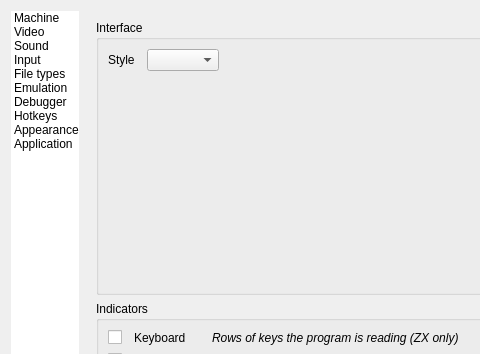
Volutar/xpeccy-plus, file ui/setupwin.ui: the form before one commit; both pictures show x 0 to 480 and y 0 to 354 of the 716 by 909 pixel window.
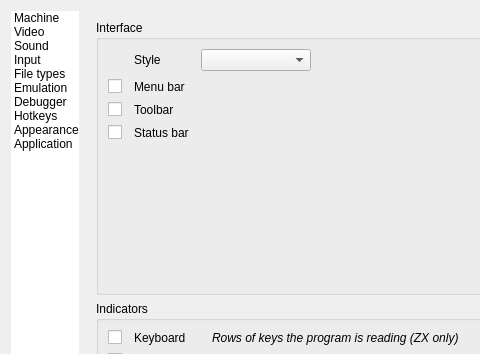
The form after the commit. The open tabs and pages were chosen to show the change. Icons and pictures are not drawn. Custom widgets are drawn as their Qt base class.

Commit message: options: Menu bar, Toolbar and Status bar on Appearance > Interface, the names in a column with the Indicators', Style with the palette; a menu bar taken off there says where it went

Diff of the .ui file:
```diff
--- a/ui/setupwin.ui
+++ b/ui/setupwin.ui
@@ -3644,7 +3644,13 @@
                   <property name="horizontalSpacing">
                    <number>12</number>
                   </property>
+                  <property name="verticalSpacing">
+                   <number>8</number>
+                  </property>
                   <item row="0" column="0">
+                   <widget class="QLabel" name="icoStyle"/>
+                  </item>
+                  <item row="0" column="1">
                    <widget class="QLabel" name="label_22">
                     <property name="toolTip">
                      <string>Interface style, from config/styles</string>
@@ -3654,14 +3660,83 @@
                     </property>
                    </widget>
                   </item>
-                  <item row="0" column="1">
+                  <item row="0" column="2">
                    <widget class="QComboBox" name="cbStyleSheet">
                     <property name="toolTip">
                      <string>Interface style, from config/styles</string>
                     </property>
                    </widget>
                   </item>
-                  <item row="1" column="0" colspan="2">
+                  <item row="1" column="0">
+                   <widget class="QCheckBox" name="cbMenuBar">
+                    <property name="toolTip">
+                     <string>The menus over the picture</string>
+                    </property>
+                    <property name="text">
+                     <string/>
+                    </property>
+                   </widget>
+                  </item>
+                  <item row="1" column="1">
+                   <widget class="QLabel" name="namMenuBar">
+                    <property name="toolTip">
+                     <string>The menus over the picture</string>
+                    </property>
+                    <property name="text">
+                     <string>Menu bar</string>
+                    </property>
+                    <property name="buddy">
+                     <cstring>cbMenuBar</cstring>
+                    </property>
+                   </widget>
+                  </item>
+                  <item row="2" column="0">
+                   <widget class="QCheckBox" name="cbToolBar">
+                    <property name="toolTip">
+                     <string>The buttons under the menus</string>
+                    </property>
+                    <property name="text">
+                     <string/>
+                    </property>
+                   </widget>
+                  </item>
+                  <item row="2" column="1">
+                   <widget class="QLabel" name="namToolBar">
+                    <property name="toolTip">
+                     <string>The buttons under the menus</string>
+                    </property>
+                    <property name="text">
+                     <string>Toolbar</string>
+                    </property>
+                    <property name="buddy">
+                     <cstring>cbToolBar</cstring>
+                    </property>
+                   </widget>
+                  </item>
+                  <item row="3" column="0">
+                   <widget class="QCheckBox" name="cbStatusBar">
+                    <property name="toolTip">
+                     <string>The line under the picture</string>
+                    </property>
+                    <property name="text">
+                     <string/>
+                    </property>
+                   </widget>
+                  </item>
+                  <item row="3" column="1">
+                   <widget class="QLabel" name="namStatusBar">
+                    <property name="toolTip">
+                     <string>The line under the picture</string>
+                    </property>
+                    <property name="text">
+                     <string>Status bar</string>
+                    </property>
+                    <property name="buddy">
+                     <cstring>cbStatusBar</cstring>
+                    </property>
+                   </widget>
+                  </item>
+                  <item row="4" column="0" colspan="3">
                    <spacer name="verticalSpacer_look">
                     <property name="orientation">
                      <enum>Qt::Vertical</enum>
```
Left out of the diff: 3 changed lines with no effect on the pictures. The commit also changes 3 other files.
